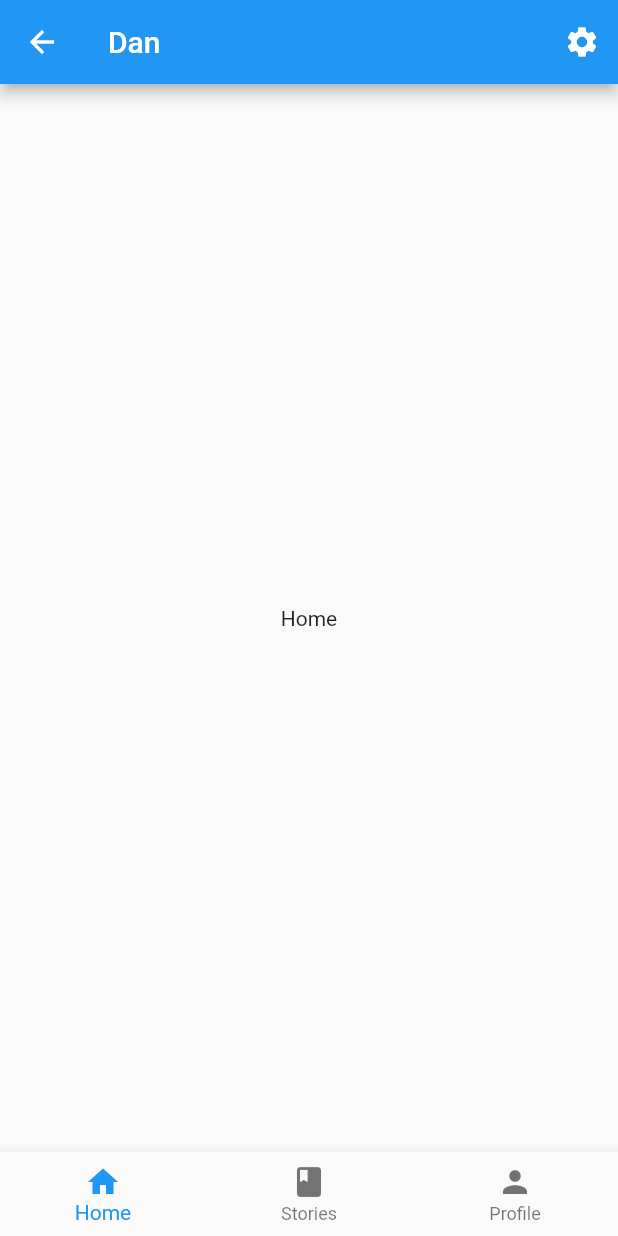
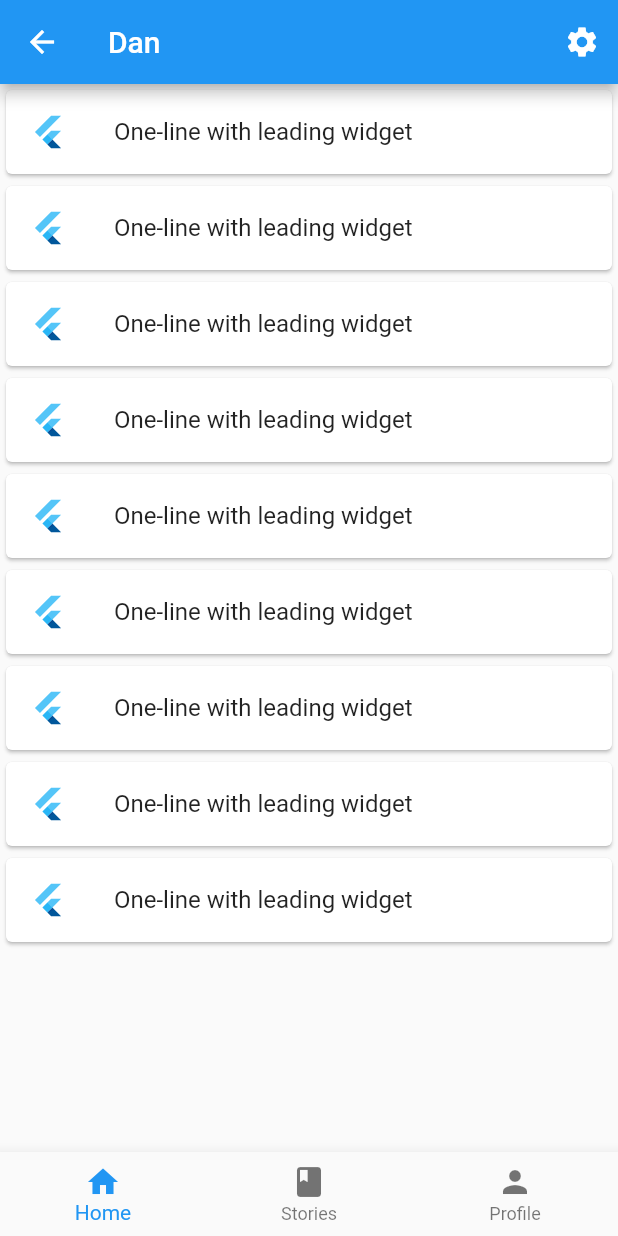
Before and after one commit to dan-app/dan, a Flutter app: the screen it shows after launch, on a phone screen of 412 x 824 dp. Run offline on Flutter 3.47's test engine with Material 2 defaults, Android fonts, the phone set to English and light mode, and no system bars; our stand-ins replace firebase_auth, firebase_core, flutter_sticky_header; accounts and stored records are empty.

Commit message:
themes list added

```diff
--- /dev/null
+++ b/dan_app/lib/custom_widgets/themes_list_view.dart
@@ -0,0 +1,24 @@
+import 'package:dan_app/data/theory_exercise.dart';
+import 'package:flutter/material.dart';
+
+class ThemesListView extends StatelessWidget {
+  final List<TheoryExercise> data;
+
+  const ThemesListView({required this.data});
+
+  @override
+  Widget build(BuildContext context) {
+    return ListView(
+      children: data
+          .map(
+            (e) => Card(
+              child: ListTile(
+                leading: FlutterLogo(),
+                title: Text('One-line with leading widget'),
+              ),
+            ),
+          )
+          .toList(),
+    );
+  }
+}
--- a/dan_app/lib/main.dart
+++ b/dan_app/lib/main.dart
@@ -1,4 +1,4 @@
-import 'package:dan_app/pages/home_page.dart';
+import 'package:dan_app/pages/base_page.dart';
 import 'package:dan_app/pages/login_page.dart';
 import 'package:dan_app/pages/registration_page.dart';
 import 'package:firebase_auth/firebase_auth.dart';
@@ -50,9 +50,9 @@ class _MainPageState extends State<MainPage> {
             child: RegistrationPage(),
             key: ValueKey('RegistrationPage'),
           ),
-        MaterialPage<HomePage>(
+        MaterialPage<BasePage>(
           key: ValueKey('HomePage'),
-          child: HomePage(),
+          child: BasePage(),
         ),
       ],
       onPopPage: (route, dynamic result) => route.didPop(result),
--- /dev/null
+++ b/dan_app/lib/pages/base_page.dart
@@ -0,0 +1,57 @@
+import 'package:dan_app/pages/home_page.dart';
+import 'package:dan_app/pages/settings_page.dart';
+import 'package:dan_app/pages/stories_page.dart';
+import 'package:flutter/material.dart';
+
+class BasePage extends StatefulWidget {
+  @override
+  _BasePageState createState() => _BasePageState();
+}
+
+class _BasePageState extends State<BasePage> {
+  int _selectedIndex = 0;
+
+  static final _pages = <Widget>[
+    HomePage(),
+    StoriesPage(),
+    Center(
+      child: Text("Profile"),
+    ),
+  ];
+
+  @override
+  Widget build(BuildContext context) {
+    return Scaffold(
+      appBar: AppBar(
+        title: Text('Dan'),
+        actions: [
+          IconButton(
+            icon: Icon(Icons.settings),
+            onPressed: () {
+              Navigator.push<SettingsPage>(
+                context,
+                MaterialPageRoute(
+                  builder: (context) {
+                    return SettingsPage();
+                  },
+                ),
+              );
+            },
+          ),
+        ],
+      ),
+      body: _pages.elementAt(_selectedIndex),
+      bottomNavigationBar: BottomNavigationBar(
+        items: [
+          BottomNavigationBarItem(icon: Icon(Icons.home), label: 'Home'),
+          BottomNavigationBarItem(icon: Icon(Icons.book), label: 'Stories'),
+          BottomNavigationBarItem(icon: Icon(Icons.person), label: 'Profile'),
+        ],
+        currentIndex: _selectedIndex,
+        onTap: (int index) => setState(() {
+          _selectedIndex = index;
+        }),
+      ),
+    );
+  }
+}
--- a/dan_app/lib/pages/home_page.dart
+++ b/dan_app/lib/pages/home_page.dart
@@ -1,58 +1,20 @@
-import 'package:dan_app/pages/settings_page.dart';
-import 'package:dan_app/pages/stories_page.dart';
+import 'package:dan_app/custom_widgets/themes_list_view.dart';
+import 'package:dan_app/data/theory_exercise.dart';
 import 'package:flutter/material.dart';
 
-class HomePage extends StatefulWidget {
-  @override
-  _HomePageState createState() => _HomePageState();
-}
-
-class _HomePageState extends State<HomePage> {
-  int _selectedIndex = 0;
-
-  static final _pages = <Widget>[
-    Center(
-      child: Text("Home"),
-    ),
-    StoriesPage(),
-    Center(
-      child: Text("Profile"),
-    ),
-  ];
-
+class HomePage extends StatelessWidget {
   @override
   Widget build(BuildContext context) {
-    return Scaffold(
-      appBar: AppBar(
-        title: Text('Dan'),
-        actions: [
-          IconButton(
-            icon: Icon(Icons.settings),
-            onPressed: () {
-              Navigator.push<SettingsPage>(
-                context,
-                MaterialPageRoute(
-                  builder: (context) {
-                    return SettingsPage();
-                  },
-                ),
-              );
-            },
-          ),
-        ],
-      ),
-      body: _pages.elementAt(_selectedIndex),
-      bottomNavigationBar: BottomNavigationBar(
-        items: [
-          BottomNavigationBarItem(icon: Icon(Icons.home), label: 'Home'),
-          BottomNavigationBarItem(icon: Icon(Icons.book), label: 'Stories'),
-          BottomNavigationBarItem(icon: Icon(Icons.person), label: 'Profile'),
-        ],
-        currentIndex: _selectedIndex,
-        onTap: (int index) => setState(() {
-          _selectedIndex = index;
-        }),
-      ),
-    );
+    return ThemesListView(data: [
+      TheoryExercise(),
+      TheoryExercise(),
+      TheoryExercise(),
+      TheoryExercise(),
+      TheoryExercise(),
+      TheoryExercise(),
+      TheoryExercise(),
+      TheoryExercise(),
+      TheoryExercise(),
+    ]);
   }
 }
--- a/dan_app/lib/pages/login_page.dart
+++ b/dan_app/lib/pages/login_page.dart
@@ -1,4 +1,4 @@
-import 'package:dan_app/pages/home_page.dart';
+import 'package:dan_app/pages/base_page.dart';
 import 'package:flutter/material.dart';
 
 class LoginPage extends StatelessWidget {
@@ -34,7 +34,7 @@ class LoginPage extends StatelessWidget {
               onPressed: () {
                 Navigator.pushReplacement(
                   context,
-                  MaterialPageRoute<HomePage>(builder: (context) => HomePage()),
+                  MaterialPageRoute<BasePage>(builder: (context) => BasePage()),
                 );
               },
               child: Text("Войти"),
```
Also changed, not shown: dan_app/pubspec.lock (added).
